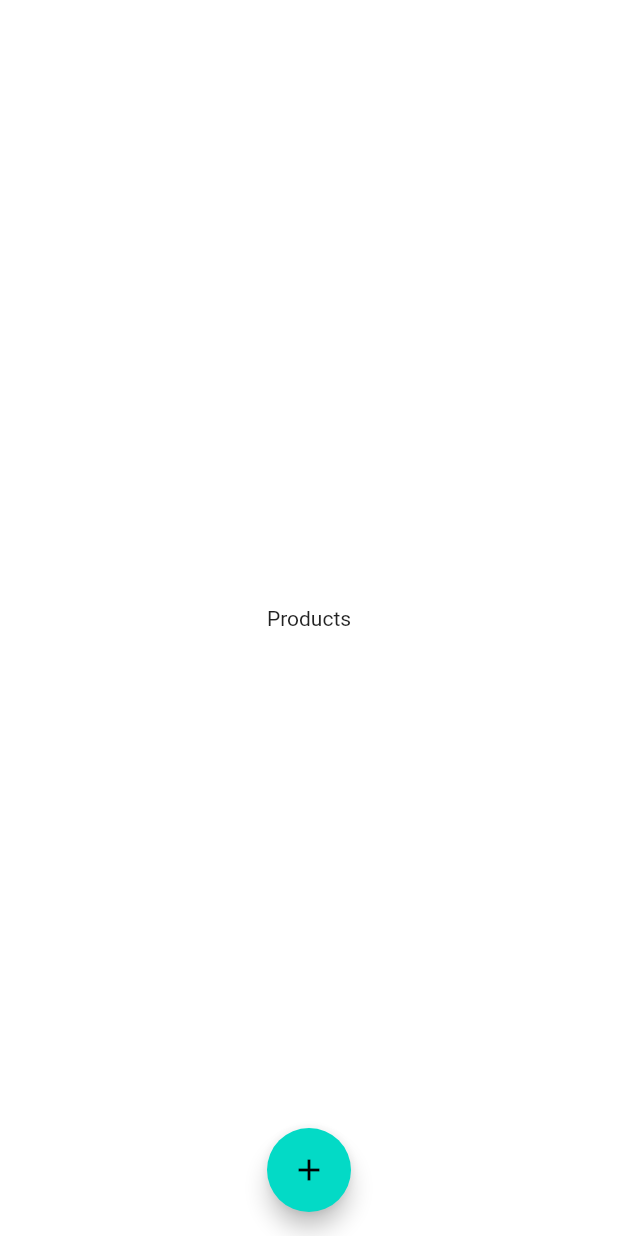
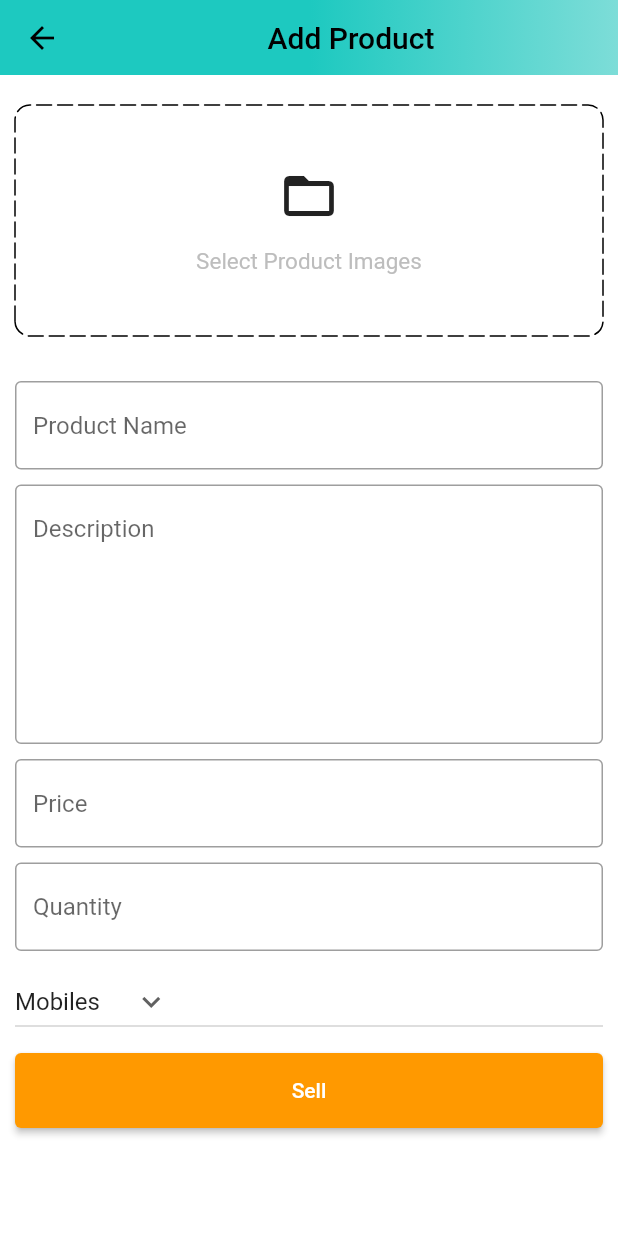
Before and after one commit to avikumar11haz/amazon_clone, a Flutter app: the PostsScreen screen opened directly, after a tap on the "add" icon, on a phone screen of 412 x 824 dp. Run offline on Flutter 3.47's test engine with Material 2 defaults, Android fonts, the phone set to English and light mode, and no system bars; drawn by our look-alikes of dotted_border; our stand-ins replace badges, carousel_slider, shared_preferences; accounts and stored records are empty.

Commit message:
add product screen

```diff
--- a/lib/common/widgets/custom_textfield.dart
+++ b/lib/common/widgets/custom_textfield.dart
@@ -3,7 +3,13 @@ import 'package:flutter/material.dart';
 class CustomTextField extends StatelessWidget {
   final TextEditingController controller;
   final String hintText;
-  const CustomTextField({Key? key, required this.controller, required this.hintText}) : super(key: key);
+  final int maxLines;
+  const CustomTextField(
+      {Key? key,
+      required this.controller,
+      required this.hintText,
+       this.maxLines = 1,})
+      : super(key: key);
 
   @override
   Widget build(BuildContext context) {
@@ -12,20 +18,22 @@ class CustomTextField extends StatelessWidget {
       decoration: InputDecoration(
         hintText: hintText,
         border: const OutlineInputBorder(
+            borderSide: BorderSide(
+          color: Colors.black38,
+        )),
+        enabledBorder: const OutlineInputBorder(
           borderSide: BorderSide(
             color: Colors.black38,
-          )
+          ),
         ),
-            enabledBorder: const OutlineInputBorder(
-      borderSide: BorderSide(
-      color: Colors.black38,
-      ),),),
-      validator: (val){
-        if(val == null || val.isEmpty){
+      ),
+      validator: (val) {
+        if (val == null || val.isEmpty) {
           return "Enter your $hintText";
         }
         return null;
       },
+      maxLines: maxLines,
     );
   }
 }
--- /dev/null
+++ b/lib/features/admin/screens/add_product_screen.dart
@@ -0,0 +1,141 @@
+import 'package:amazone_clone/common/widgets/custom_button.dart';
+import 'package:amazone_clone/common/widgets/custom_textfield.dart';
+import 'package:amazone_clone/constants/global_variables.dart';
+import 'package:dotted_border/dotted_border.dart';
+import 'package:flutter/material.dart';
+
+class AddProductScreen extends StatefulWidget {
+  static const String routeName = '/add-product';
+  const AddProductScreen({Key? key}) : super(key: key);
+
+  @override
+  State<AddProductScreen> createState() => _AddProductScreenState();
+}
+
+class _AddProductScreenState extends State<AddProductScreen> {
+  final TextEditingController productNameController = TextEditingController();
+  final TextEditingController descriptionController = TextEditingController();
+  final TextEditingController priceController = TextEditingController();
+  final TextEditingController quantityController = TextEditingController();
+
+  String category = 'Mobiles';
+
+  @override
+  void dispose() {
+    super.dispose();
+    productNameController.dispose();
+    descriptionController.dispose();
+    priceController.dispose();
+    quantityController.dispose();
+  }
+
+  List<String> productCategories = [
+    'Mobiles',
+    'Essentials',
+    'Appliances',
+    'Books',
+    'Fashion',
+  ];
+
+  @override
+  Widget build(BuildContext context) {
+    return Scaffold(
+      appBar: PreferredSize(
+        preferredSize: const Size.fromHeight(50),
+        child: AppBar(
+          flexibleSpace: Container(
+            decoration:
+                const BoxDecoration(gradient: GlobalVariables.appBarGradient),
+          ),
+          title: const Center(
+              child: Text(
+            'Add Product',
+            style: TextStyle(color: Colors.black),
+          )),
+        ),
+      ),
+      body: SingleChildScrollView(
+        child: Form(
+          child: Padding(
+            padding: const EdgeInsets.symmetric(horizontal: 10.0),
+            child: Column(
+              children: [
+                const SizedBox(
+                  height: 20,
+                ),
+                DottedBorder(
+                    borderType: BorderType.RRect,
+                    radius: const Radius.circular(10),
+                    dashPattern: const [10, 4],
+                    strokeCap: StrokeCap.round,
+                    child: Container(
+                      width: double.infinity,
+                      height: 150,
+                      decoration: BoxDecoration(
+                        borderRadius: BorderRadius.circular(10),
+                      ),
+                      child: Column(
+                        mainAxisAlignment: MainAxisAlignment.center,
+                        children: [
+                          const Icon(
+                            Icons.folder_open,
+                            size: 40,
+                          ),
+                          const SizedBox(
+                            height: 15,
+                          ),
+                          Text(
+                            'Select Product Images',
+                            style: TextStyle(
+                              fontSize: 15,
+                              color: Colors.grey.shade400,
+                            ),
+                          )
+                        ],
+                      ),
+                    )),
+                const SizedBox(height: 30,),
+                CustomTextField(
+                    controller: productNameController,
+                    hintText: 'Product Name'),
+                const SizedBox(height: 10,),
+                CustomTextField(
+                    controller: descriptionController,
+                    hintText: 'Description',
+                maxLines: 7,),
+                const SizedBox(height: 10,),
+                CustomTextField(
+                    controller: priceController,
+                    hintText: 'Price'),
+                const SizedBox(height: 10,),
+                CustomTextField(
+                    controller: quantityController,
+                    hintText: 'Quantity'),
+                const SizedBox(height: 10,),
+                SizedBox(
+                  width: double.infinity,
+                  child: DropdownButton(
+                    value: category,
+                    icon: const Icon(Icons.keyboard_arrow_down),
+                    items: productCategories.map((String item) {
+                      return DropdownMenuItem(
+                        value: item,
+                          child: Text(item));
+                    }).toList(),
+                    onChanged: (String? newVal) {
+                      setState(() {
+                        category = newVal!;
+                      });
+                    },
+                  ),
+                ),
+                const SizedBox(height: 10,),
+                CustomButton(text: 'Sell', onTap: (){}),
+              ],
+            ),
+          ),
+        ),
+      ),
+    );
+  }
+}
--- a/lib/features/admin/screens/posts_screen.dart
+++ b/lib/features/admin/screens/posts_screen.dart
@@ -1,3 +1,4 @@
+import 'package:amazone_clone/features/admin/screens/add_product_screen.dart';
 import 'package:flutter/material.dart';
 
 class PostsScreen extends StatefulWidget {
@@ -8,6 +9,10 @@ class PostsScreen extends StatefulWidget {
 }
 
 class _PostsScreenState extends State<PostsScreen> {
+  void navigateToAddProduct() {
+    Navigator.pushNamed(context, AddProductScreen.routeName);
+  }
+
   @override
   Widget build(BuildContext context) {
     return Scaffold(
@@ -16,7 +21,7 @@ class _PostsScreenState extends State<PostsScreen> {
       ),
       floatingActionButton: FloatingActionButton(
         child: const Icon(Icons.add),
-        onPressed: () {},
+        onPressed: navigateToAddProduct,
         tooltip: 'Add a Product',
       ),
       floatingActionButtonLocation: FloatingActionButtonLocation.centerFloat,
--- a/lib/router.dart
+++ b/lib/router.dart
@@ -1,4 +1,5 @@
 import 'package:amazone_clone/common/widgets/bottom_bar.dart';
+import 'package:amazone_clone/features/admin/screens/add_product_screen.dart';
 import 'package:amazone_clone/features/auth/screens/auth_screen.dart';
 import 'package:amazone_clone/features/home/screens/home_screen.dart';
 import 'package:flutter/material.dart';
@@ -17,6 +18,10 @@ Route<dynamic> generateRoute(RouteSettings routeSettings) {
       return MaterialPageRoute(
           settings: routeSettings, builder: (_) => const BottomBar());
 
+    case AddProductScreen.routeName:
+      return MaterialPageRoute(
+          settings: routeSettings, builder: (_) => const AddProductScreen());
+
     default:
       return MaterialPageRoute(
           settings: routeSettings,
--- a/pubspec.yaml
+++ b/pubspec.yaml
@@ -40,6 +40,7 @@ dependencies:
   shared_preferences: ^2.2.0
   badges: ^3.1.1
   carousel_slider: ^4.2.1
+  dotted_border: ^2.0.0+3
 
 dev_dependencies:
   flutter_test:
```
Also changed, not shown: pubspec.lock.
